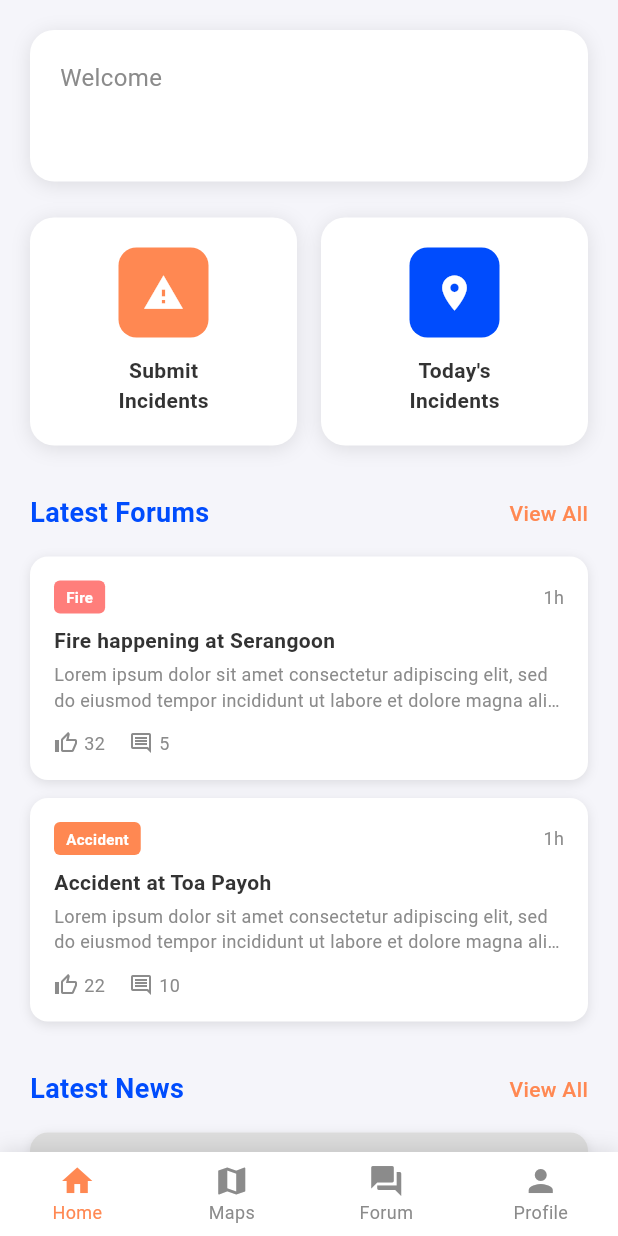
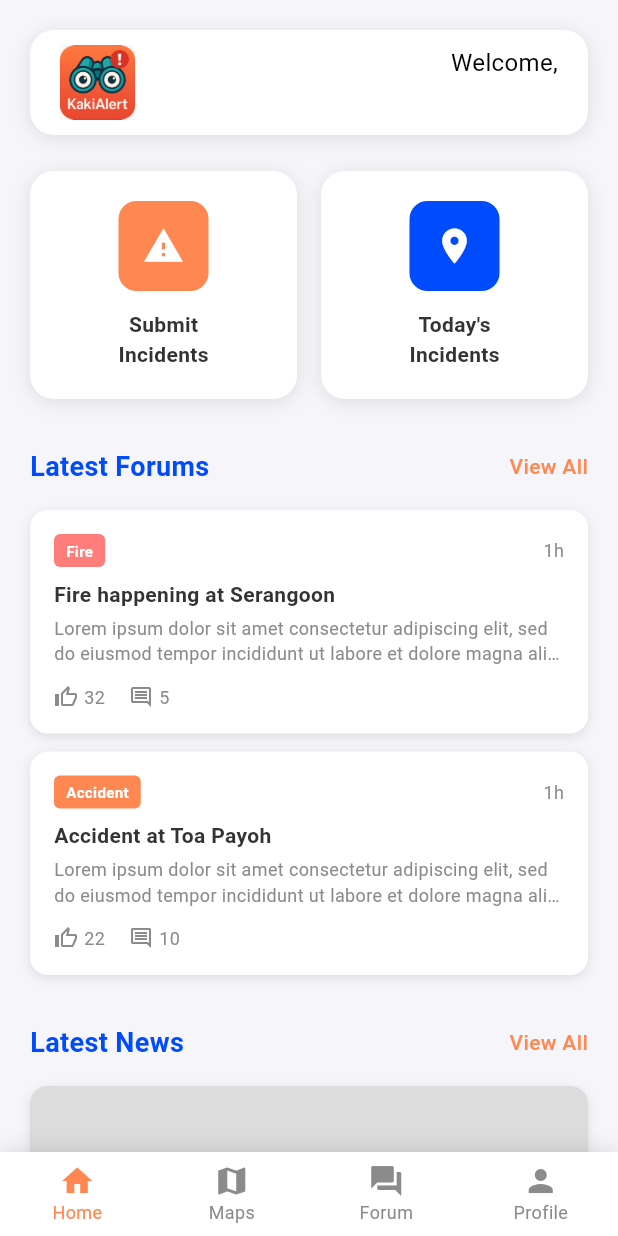
Before and after one commit to hhprojects/kakialert, a Flutter app: the screen it shows once a user with an empty profile is signed in, on a phone screen of 412 x 824 dp. Run offline on Flutter 3.47's test engine with Material 3 defaults, Android fonts, the phone set to English and light mode, and no system bars; our stand-ins replace cloud_firestore, firebase_auth, firebase_core, flutter_dotenv, google_maps_flutter; accounts and stored records are empty.

Commit message:
Modified UI in homepage

```diff
--- a/kakialert/lib/pages/home_page.dart
+++ b/kakialert/lib/pages/home_page.dart
@@ -45,7 +45,7 @@ class _HomePageState extends State<HomePage> {
             // Welcome Section
             Container(
               width: double.infinity,
-              padding: const EdgeInsets.all(20),
+              padding: const EdgeInsets.symmetric(horizontal: 20, vertical: 10),
               decoration: BoxDecoration(
                 color: TColorTheme.white,
                 borderRadius: BorderRadius.circular(16),
@@ -57,24 +57,29 @@ class _HomePageState extends State<HomePage> {
                   ),
                 ],
               ),
-              child: Column(
-                crossAxisAlignment: CrossAxisAlignment.start,
+              child: Row(
+                mainAxisAlignment: MainAxisAlignment.spaceBetween,
+                children: [
+                  Image.asset('assets/logo.png', width: 50, height: 50),
+                  Column(
+                    crossAxisAlignment: CrossAxisAlignment.end,
                     children: [
                       Text(
-                    'Welcome',
+                        'Welcome,',
                         style: TextStyle(
                           fontSize: 16,
-                      color: TColorTheme.gray,
+                          color: TColorTheme.black,
                         ),
                       ),
                       const SizedBox(height: 4),
                       Text(
                         _userData?['displayName'] ?? _currentUser?.displayName ?? 'Username',
                         style: TextStyle(
-                      fontSize: 24,
-                      fontWeight: FontWeight.w700,
-                      color: TColorTheme.primaryBlue,
+                          fontSize: 16,
+                          color: TColorTheme.black,
                         ),
+                      ),
+                    ],
                   ),
                 ],
               ),
--- a/kakialert/lib/utils/TColorTheme.dart
+++ b/kakialert/lib/utils/TColorTheme.dart
@@ -11,4 +11,5 @@ class TColorTheme {
   static const Color gray = Color(0xFF8B8B8B);
   static const Color lightGray = Color(0xFFF5F5FA);
   static const Color white = Color(0xFFFFFFFF);
+  static const Color black = Color(0xFF000000);
 }
```
Lines whose indentation alone changed are shown as unchanged.
